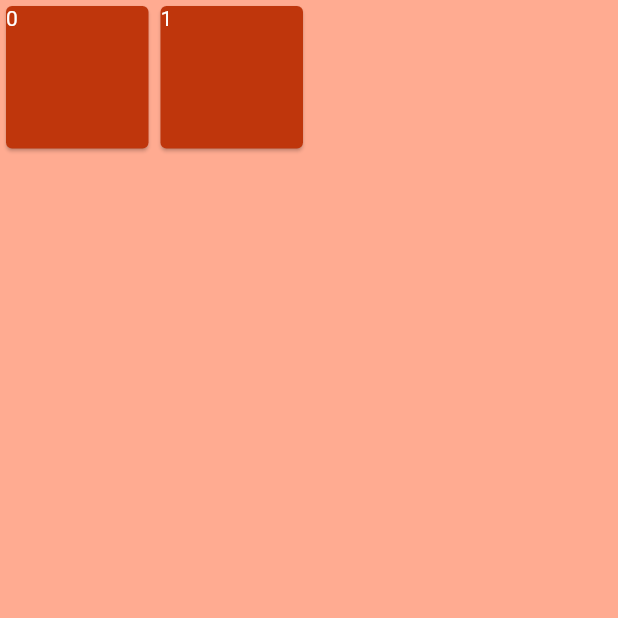
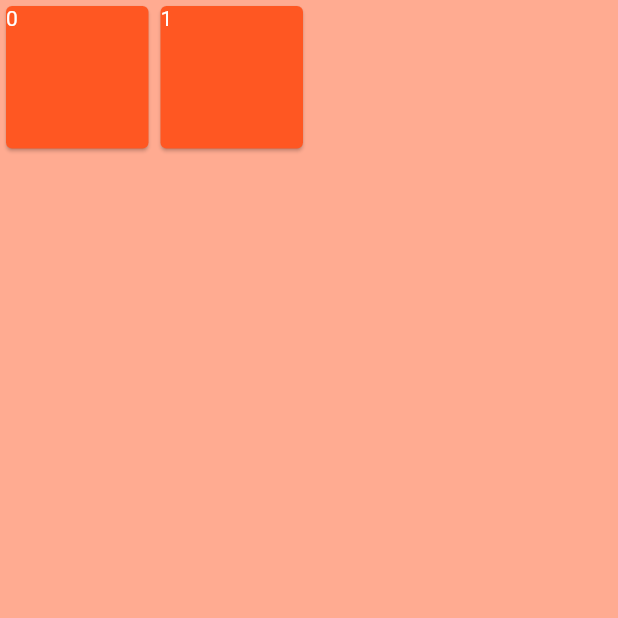
Before and after one commit to OliverCulleyDeLange/ctw_flutter, a Flutter app: the screen it shows after launch, on a phone screen of 412 x 824 dp, the top half of it. Run offline on Flutter 3.47's test engine with Material 2 defaults, Android fonts, the phone set to English and light mode, and no system bars.

Commit message:
Animate colour change of all challenges

```diff
--- a/lib/screens/home.dart
+++ b/lib/screens/home.dart
@@ -1,8 +1,27 @@
 import 'package:ctw_flutter/challenges.dart';
 import 'package:flutter/material.dart';
 
-class Home extends StatelessWidget {
-  Home({Key key}) : super(key: key);
+class Home extends StatefulWidget {
+  @override
+  _HomeState createState() => _HomeState();
+}
+
+class _HomeState extends State<Home> with SingleTickerProviderStateMixin {
+  AnimationController _controller;
+  Animation<Color> _colorTween;
+
+  @override
+  void initState() {
+    super.initState();
+    _controller = AnimationController(
+      duration: const Duration(seconds: 3),
+      vsync: this,
+    );
+    _colorTween = ColorTween(
+      begin: Colors.deepOrange,
+      end: Colors.green,
+    ).animate(_controller);
+  }
 
   @override
   Widget build(BuildContext context) {
@@ -13,12 +32,26 @@ class Home extends StatelessWidget {
               onTap: () async {
                 var won = await Navigator.pushNamed(context, "$index");
                 print("Challenge result: $won");
+                if (_controller.status == AnimationStatus.completed) {
+                  _controller.reverse();
+                } else {
+                  _controller.forward();
+                }
               },
-              child: Card(
-                child: Text(
-                  index.toString(),
-                  style: Theme.of(context).textTheme.body1,
-                ),
+              child: AnimatedBuilder(
+                animation: _colorTween,
+                builder: (context, child) {
+                  return Card(
+                    color: _colorTween.value,
+                    child: Text(
+                      index.toString(),
+                      style: Theme
+                          .of(context)
+                          .textTheme
+                          .body1,
+                    ),
+                  );
+                },
               ));
         }));
   }
```
